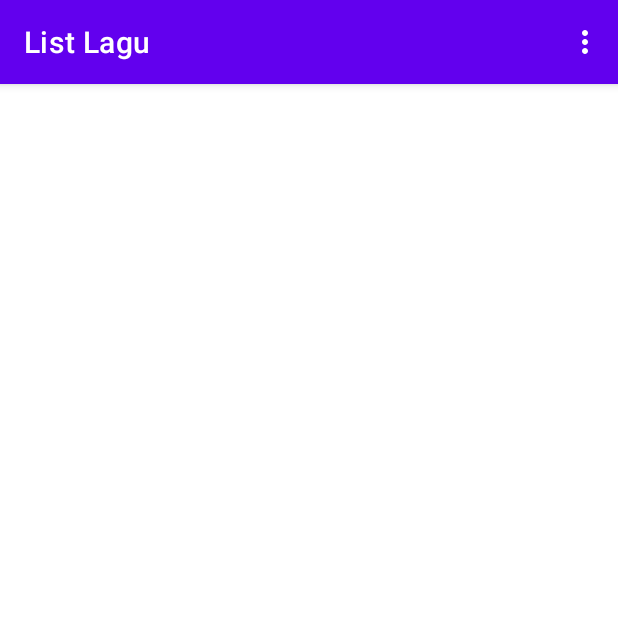
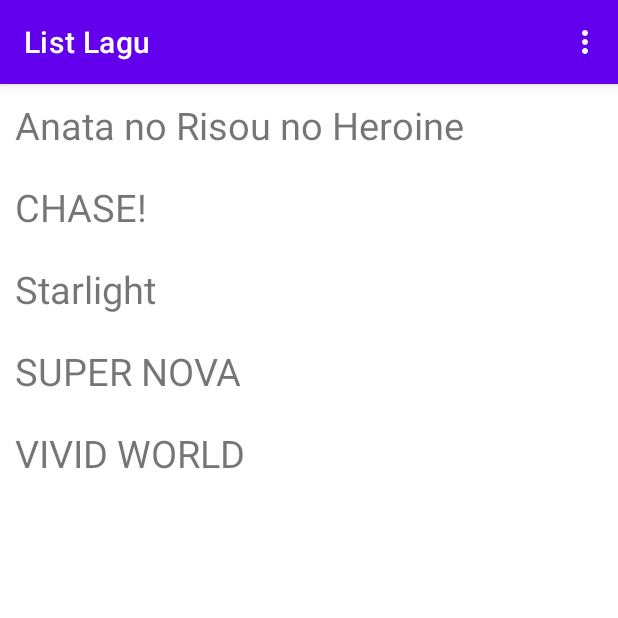
Before and after one commit to Itsakaseru/UTS_27690, an Android app: the SongListActivity screen opened directly, with no data from a screen before it, on a phone screen of 412 x 824 dp, the top half of it. Run offline under Robolectric (Android 15) with nearby library versions, the phone set to English and light mode, and no system bars.

Commit message:
Implement RecycleView for song list

```diff
--- /dev/null
+++ b/app/src/main/java/id/ac/umn/lancaster/lemuel/uts_27690/Song.java
@@ -0,0 +1,24 @@
+package id.ac.umn.lancaster.lemuel.uts_27690;
+
+import java.io.Serializable;
+
+public class Song implements Serializable
+{
+    private String songTitle;
+    private String songArtist;
+    private String songURI;
+
+    public Song(String songTitle, String songArtist, String songURI) {
+        this.songTitle = songTitle;
+        this.songArtist = songArtist;
+        this.songURI = songURI;
+    }
+
+    public String getSongTitle()   { return this.songTitle; }
+    public String getSongArtist() { return this.songArtist; }
+    public String getSongURI() { return this.songURI; }
+
+    public void setSongTitle(String songTitle)         { this.songTitle = songTitle; }
+    public void setSongDescription(String songArtist)  { this.songArtist = songArtist; }
+    public void setVideoURI(String videoURI)           { this.songURI = videoURI; }
+}
--- a/app/src/main/java/id/ac/umn/lancaster/lemuel/uts_27690/SongListActivity.java
+++ b/app/src/main/java/id/ac/umn/lancaster/lemuel/uts_27690/SongListActivity.java
@@ -7,9 +7,17 @@ import android.view.MenuItem;
 
 import androidx.appcompat.app.AppCompatActivity;
 import androidx.appcompat.widget.Toolbar;
+import androidx.recyclerview.widget.LinearLayoutManager;
+import androidx.recyclerview.widget.RecyclerView;
+
+import java.util.LinkedList;
 
 public class SongListActivity extends AppCompatActivity
 {
+    RecyclerView rvSongList;
+    SongListAdapter mAdapter;
+    LinkedList<Song> songList = new LinkedList<>();
+
     protected void onCreate(Bundle savedInstanceState) {
         super.onCreate(savedInstanceState);
         setContentView(R.layout.activity_song_list);
@@ -17,7 +25,14 @@ public class SongListActivity extends AppCompatActivity
         Toolbar toolbar = findViewById(R.id.toolbar);
         setSupportActionBar(toolbar);
 
+        // Set action bar title
         getSupportActionBar().setTitle("List Lagu");
+
+        rvSongList = (RecyclerView) findViewById(R.id.songList);
+        mAdapter = new SongListAdapter(this, songList);
+        rvSongList.setAdapter(mAdapter);
+        rvSongList.setLayoutManager(new LinearLayoutManager(this));
+        insertSongs();
     }
 
     @Override
@@ -46,4 +61,12 @@ public class SongListActivity extends AppCompatActivity
         }
         return super.onOptionsItemSelected(item);
     }
+
+    public void insertSongs() {
+        songList.add(new Song("Anata no Risou no Heroine", "Desc", "android.resource://" +getPackageName() + "/"+ R.raw.anata_no_risou_no_heroine));
+        songList.add(new Song("CHASE!", "Desc", "android.resource://" +getPackageName() + "/"+ R.raw.chase));
+        songList.add(new Song("Starlight", "Desc", "android.resource://" +getPackageName() + "/"+ R.raw.starlight));
+        songList.add(new Song("SUPER NOVA", "Desc", "android.resource://" +getPackageName() + "/"+ R.raw.super_nova));
+        songList.add(new Song("VIVID WORLD", "Desc", "android.resource://" +getPackageName() + "/"+ R.raw.vivid_world));
+    }
 }
--- /dev/null
+++ b/app/src/main/java/id/ac/umn/lancaster/lemuel/uts_27690/SongListAdapter.java
@@ -0,0 +1,75 @@
+package id.ac.umn.lancaster.lemuel.uts_27690;
+
+import android.content.Context;
+import android.content.Intent;
+import android.net.Uri;
+import android.os.Bundle;
+import android.view.LayoutInflater;
+import android.view.View;
+import android.view.ViewGroup;
+import android.widget.TextView;
+import android.widget.VideoView;
+
+import androidx.annotation.NonNull;
+import androidx.recyclerview.widget.RecyclerView;
+
+import java.util.LinkedList;
+
+public class SongListAdapter extends RecyclerView.Adapter<SongListAdapter.SongViewHolder>
+{
+    private LinkedList<Song> mSongList;
+    private LayoutInflater mInflater;
+    private Context mContext;
+
+    public SongListAdapter(Context context, LinkedList<Song> songList) {
+        this.mContext = context;
+        this.mSongList = songList;
+        this.mInflater = LayoutInflater.from(context);
+    }
+
+    @NonNull
+    @Override
+    public SongViewHolder onCreateViewHolder(@NonNull ViewGroup parent, int viewType) {
+        View view = mInflater.inflate(R.layout.song_item_layout, parent, false);
+        return new SongViewHolder(view, this);
+    }
+
+    @Override
+    public void onBindViewHolder(@NonNull SongListAdapter.SongViewHolder holder, int position) {
+        Song mSong = mSongList.get(position);
+        holder.songTitle.setText(mSong.getSongTitle());
+    }
+
+    @Override
+    public int getItemCount() {
+        return mSongList.size();
+    }
+
+    class SongViewHolder extends RecyclerView.ViewHolder implements View.OnClickListener
+    {
+        private TextView songTitle;
+        private SongListAdapter mAdapter;
+        private int mPosisi;
+        private Song mSong;
+
+        public SongViewHolder(@NonNull View itemView, SongListAdapter adapter) {
+            super(itemView);
+            mAdapter = adapter;
+            songTitle = (TextView) itemView.findViewById(R.id.songTitle);
+            itemView.setOnClickListener(this);
+        }
+
+        @Override
+        public void onClick(View v) {
+            mPosisi = getLayoutPosition();
+            mSong = mSongList.get(mPosisi);
+
+            // Call now playing class
+            Intent intentDetail = new Intent(mContext, NowPlaying.class);
+            Bundle bundle = new Bundle();
+            bundle.putSerializable("SongDetail", mSong);
+            intentDetail.putExtras(bundle);
+            mContext.startActivity(intentDetail);
+        }
+    }
+}
--- a/app/src/main/res/layout/activity_song_list.xml
+++ b/app/src/main/res/layout/activity_song_list.xml
@@ -23,6 +23,7 @@
     </com.google.android.material.appbar.AppBarLayout>
 
     <androidx.recyclerview.widget.RecyclerView
+        android:id="@+id/songList"
         android:layout_width="match_parent"
         android:layout_height="wrap_content"
         app:layout_constraintEnd_toEndOf="parent"
--- /dev/null
+++ b/app/src/main/res/layout/song_item_layout.xml
@@ -0,0 +1,19 @@
+<?xml version="1.0" encoding="utf-8"?>
+<LinearLayout
+    xmlns:android="http://schemas.android.com/apk/res/android"
+    xmlns:tools="http://schemas.android.com/tools"
+    android:layout_width="match_parent"
+    android:layout_height="wrap_content">
+
+    <TextView
+        android:id="@+id/songTitle"
+        android:layout_width="match_parent"
+        android:layout_height="wrap_content"
+        android:text="Judul"
+        android:textSize="25sp"
+        android:layout_marginTop="10dp"
+        android:layout_marginBottom="10dp"
+        android:layout_marginLeft="10dp"
+        android:layout_marginRight="10dp"/>
+
+</LinearLayout>
```
